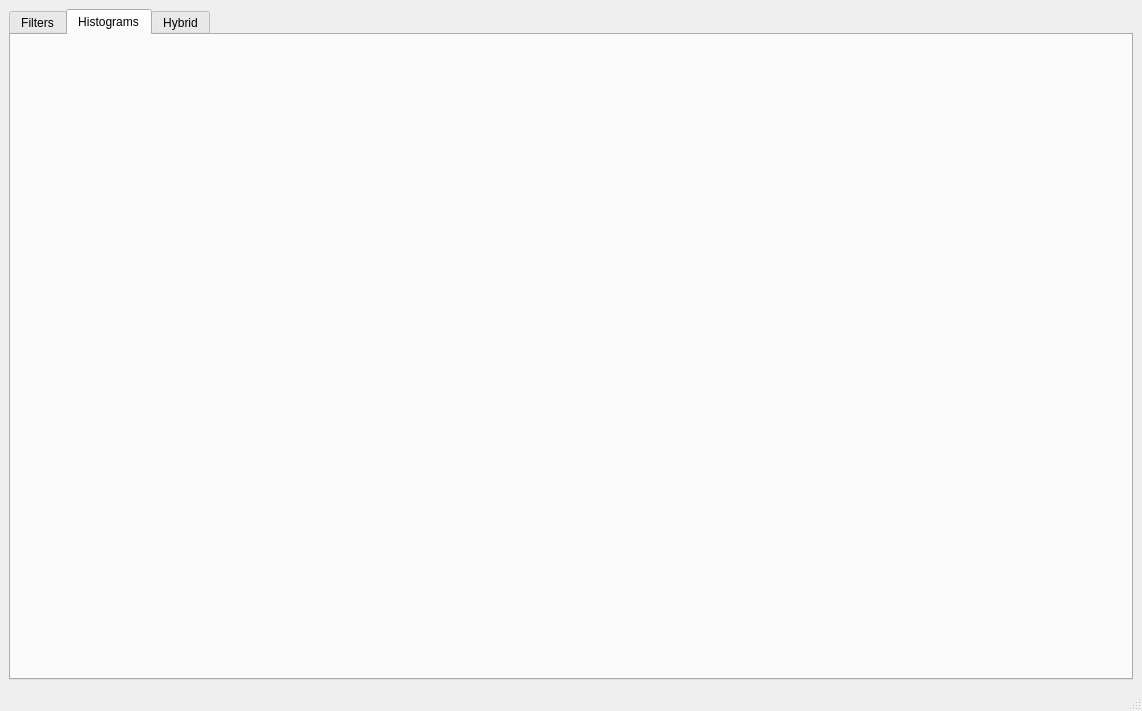
The window that task1/MainWindow.ui (abdulla167/CV-tasks) describes before a commit, drawn with Qt 5.
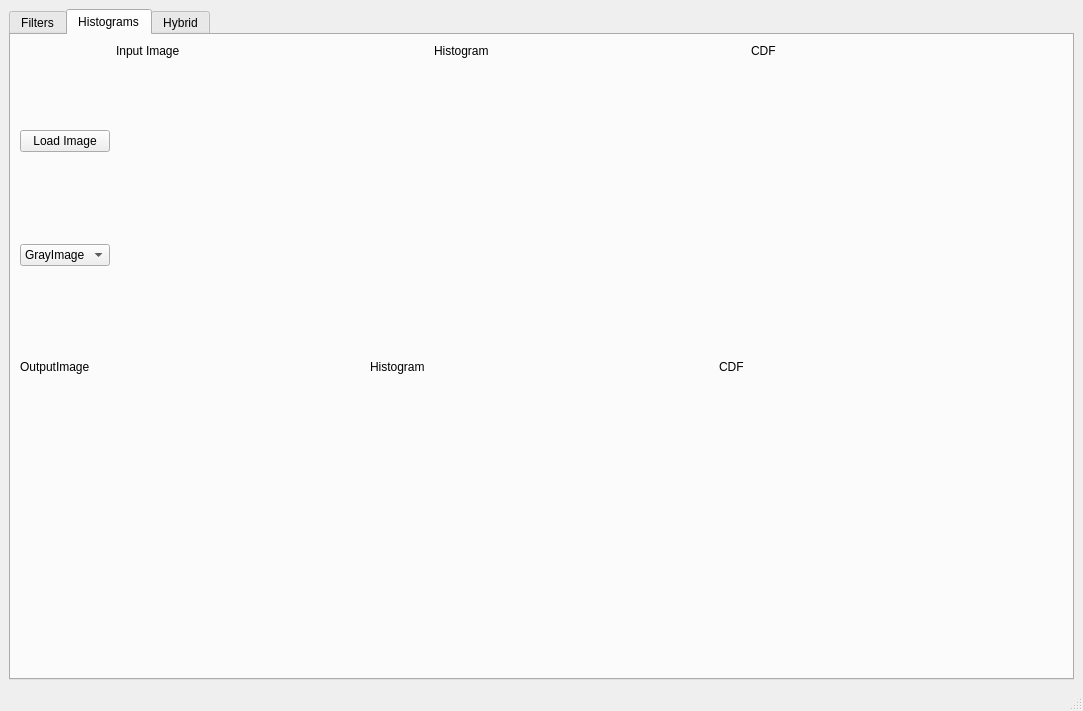
The same window after the commit. The open tabs and pages were chosen to show the change.

The edit to the form file:
```diff
--- a/task1/MainWindow.ui
+++ b/task1/MainWindow.ui
@@ -6,7 +6,7 @@
    <rect>
     <x>0</x>
     <y>0</y>
-    <width>1142</width>
+    <width>1083</width>
     <height>711</height>
    </rect>
   </property>
@@ -325,6 +325,153 @@
        <attribute name="title">
         <string>Histograms</string>
        </attribute>
+       <layout class="QVBoxLayout" name="verticalLayout_13">
+        <item>
+         <layout class="QVBoxLayout" name="verticalLayout_2" stretch="1,1">
+          <item>
+           <layout class="QHBoxLayout" name="horizontalLayout_2" stretch="0,3,3,3">
+            <item>
+             <layout class="QVBoxLayout" name="verticalLayout_6">
+              <item>
+               <widget class="QPushButton" name="LoadImageBtn_1">
+                <property name="text">
+                 <string>Load Image</string>
+                </property>
+               </widget>
+              </item>
+              <item>
+               <widget class="QComboBox" name="imageSelect">
+                <item>
+                 <property name="text">
+                  <string>GrayImage</string>
+                 </property>
+                </item>
+                <item>
+                 <property name="text">
+                  <string>RGBImage</string>
+                 </property>
+                </item>
+               </widget>
+              </item>
+             </layout>
+            </item>
+            <item>
+             <layout class="QVBoxLayout" name="verticalLayout_3" stretch="0,1">
+              <item>
+               <widget class="QLabel" name="label_7">
+                <property name="text">
+                 <string>Input Image</string>
+                </property>
+               </widget>
+              </item>
+              <item>
+               <widget class="QLabel" name="InputImagLabel_1">
+                <property name="text">
+                 <string/>
+                </property>
+               </widget>
+              </item>
+             </layout>
+            </item>
+            <item>
+             <layout class="QVBoxLayout" name="verticalLayout_4" stretch="0,1">
+              <item>
+               <widget class="QLabel" name="label_10">
+                <property name="text">
+                 <string>Histogram</string>
+                </property>
+               </widget>
+              </item>
+              <item>
+               <widget class="QLabel" name="InputImagLabel_2">
+                <property name="text">
+                 <string/>
+                </property>
+               </widget>
+              </item>
+             </layout>
+            </item>
+            <item>
+             <layout class="QVBoxLayout" name="verticalLayout_5" stretch="0,1">
+              <item>
+               <widget class="QLabel" name="label_12">
+                <property name="text">
+                 <string>CDF</string>
+                </property>
+               </widget>
+              </item>
+              <item>
+               <widget class="QLabel" name="InputImagLabel_3">
+                <property name="text">
+                 <string/>
+                </property>
+               </widget>
+              </item>
+             </layout>
+            </item>
+           </layout>
+          </item>
+          <item>
+           <layout class="QHBoxLayout" name="horizontalLayout_3" stretch="3,3,3">
+            <item>
+             <layout class="QVBoxLayout" name="verticalLayout_11" stretch="0,1">
+              <item>
+               <widget class="QLabel" name="label_9">
+                <property name="text">
+                 <string>OutputImage</string>
+                </property>
+               </widget>
+              </item>
+              <item>
+               <widget class="QLabel" name="outpuImageLabel_1">
+                <property name="text">
+                 <string/>
+                </property>
+               </widget>
+              </item>
+             </layout>
+            </item>
+            <item>
+             <layout class="QVBoxLayout" name="verticalLayout_9" stretch="0,1">
+              <item>
+               <widget class="QLabel" name="label_14">
+                <property name="text">
+                 <string>Histogram</string>
+                </property>
+               </widget>
+              </item>
+              <item>
+               <widget class="QLabel" name="outputImageLabel_2">
+                <property name="text">
+                 <string/>
+                </property>
+               </widget>
+              </item>
+             </layout>
+            </item>
+            <item>
+             <layout class="QVBoxLayout" name="verticalLayout_7" stretch="0,1">
+              <item>
+               <widget class="QLabel" name="label_15">
+                <property name="text">
+                 <string>CDF</string>
+                </property>
+               </widget>
+              </item>
+              <item>
+               <widget class="QLabel" name="outputImageLabel_3">
+                <property name="text">
+                 <string/>
+                </property>
+               </widget>
+              </item>
+             </layout>
+            </item>
+           </layout>
+          </item>
+         </layout>
+        </item>
+       </layout>
       </widget>
       <widget class="QWidget" name="hybrid">
        <attribute name="title">
```
Left out of the diff: 4 changed lines with no effect on the pictures.
